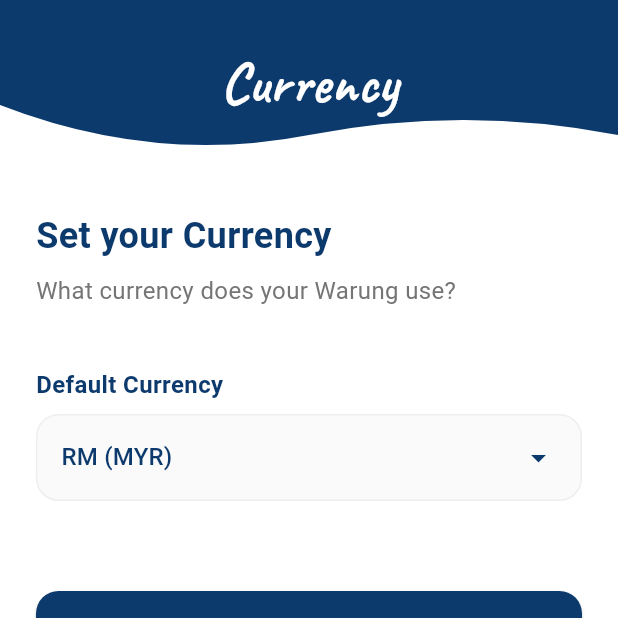
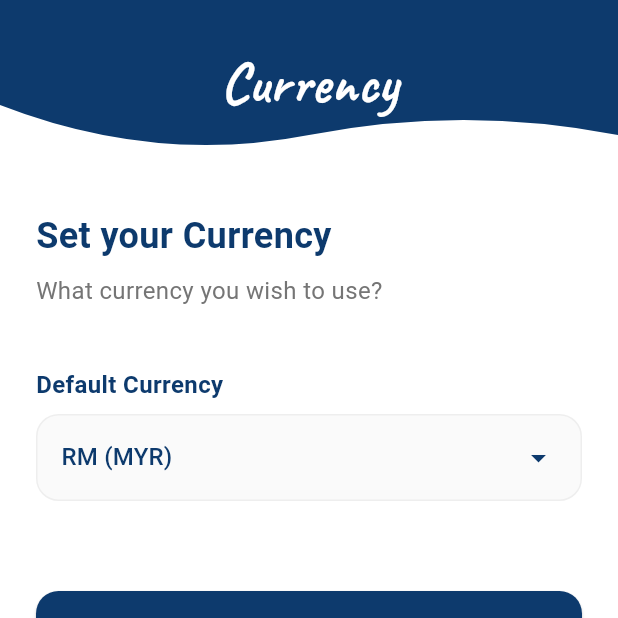
Before and after one commit to jiahui-1101/borneo_hackwknd, a Flutter app: the CurrencySetupPage screen opened directly, on a phone screen of 412 x 824 dp, the top half of it. Run offline on Flutter 3.47's test engine with Material 3 defaults, Android fonts, the phone set to English and light mode, and no system bars; our stand-ins replace audioplayers, firebase_core, firebase_vertexai, fl_chart, flutter_tts, image_picker and 3 more; accounts and stored records are empty.

Commit message:
Minor UI and text adjustments for final demo

```diff
--- a/my_huat/lib/features/onboarding/SetupPinPage.dart
+++ b/my_huat/lib/features/onboarding/SetupPinPage.dart
@@ -154,7 +154,7 @@ class _CurrencySetupPageState extends State<CurrencySetupPage> {
                   const SizedBox(height: 30),
                   const Text("Set your Currency", style: TextStyle(fontSize: 24, fontWeight: FontWeight.bold, color: Color(0xFF0D3A6D))),
                   const SizedBox(height: 8),
-                  Text("What currency does your Warung use?", style: TextStyle(fontSize: 16, color: Colors.grey[600])),
+                  Text("What currency you wish to use?", style: TextStyle(fontSize: 16, color: Colors.grey[600])),
                   const SizedBox(height: 40),
 
                   const Text("Default Currency", style: TextStyle(fontWeight: FontWeight.bold, fontSize: 16, color: Color(0xFF0D3A6D))),
```
